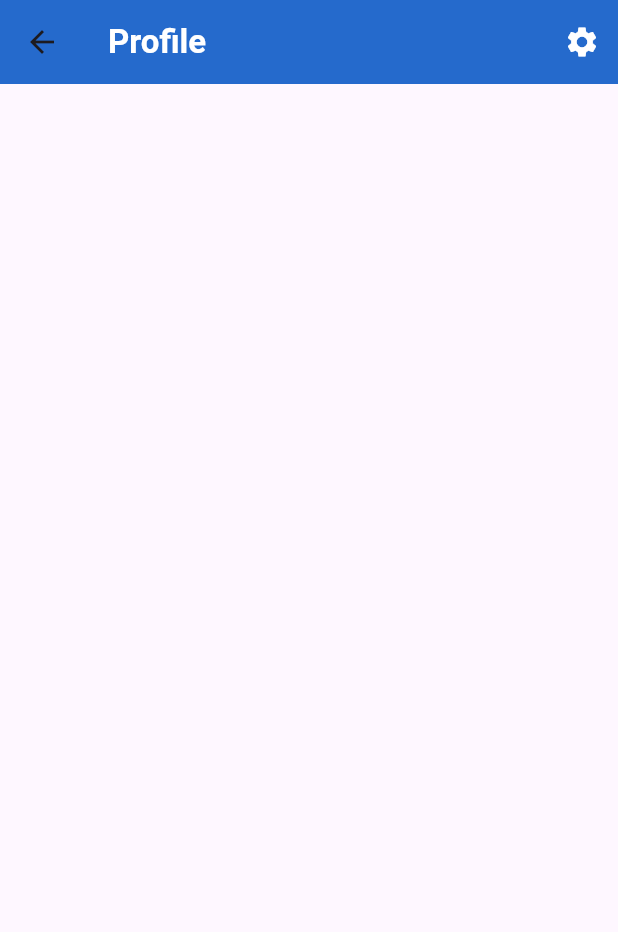
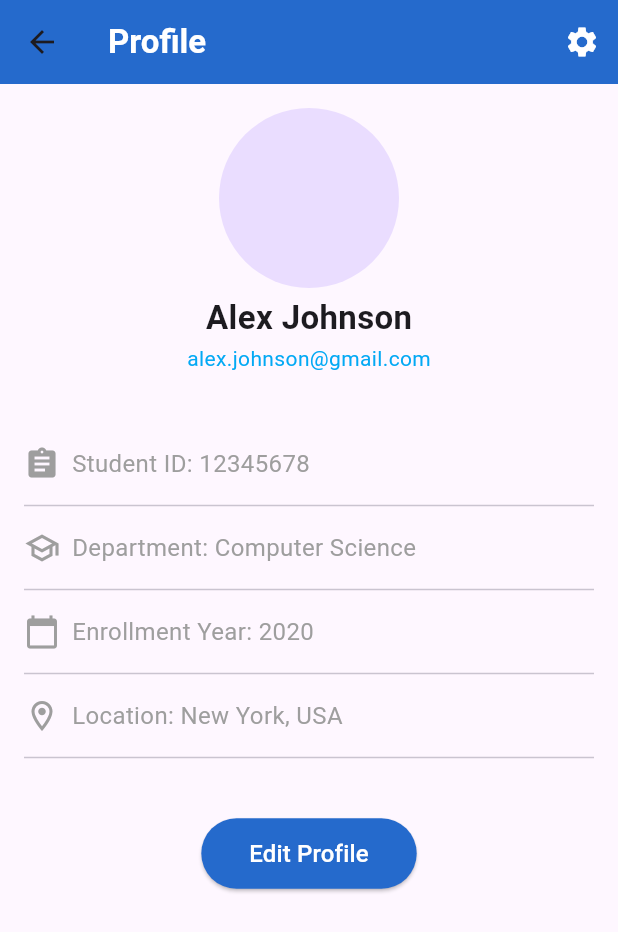
Before and after one commit to ahishakiyeyv/PlannApp, a Flutter app: the ProfileScreen screen opened directly, on a phone screen of 412 x 824 dp. Shown: the top 932 px of the screen. Run offline on Flutter 3.47's test engine with Material 3 defaults, Android fonts, the phone set to English and light mode, and no system bars.

Commit message:
profile screen designed

```diff
--- a/lib/features/profile/profile_screen.dart
+++ b/lib/features/profile/profile_screen.dart
@@ -13,6 +13,68 @@ class ProfileScreen extends StatelessWidget {
           IconButton(onPressed: (){print('clicked on settings');}, icon: Icon(Icons.settings), color: Colors.white,),
         ],
       ),
+      body: Container(
+        alignment: Alignment.center,
+        child: Padding(
+          padding: const EdgeInsets.all(16.0),
+          child: Column(
+            children: [
+              CircleAvatar(
+                radius: 60,
+                //backgroundImage: NetworkImage('https://example.com/profile_picture.jpg'),
+              ),
+              SizedBox(height: 4.0),
+              Text('Alex Johnson', style: TextStyle(fontSize: 22.0, fontWeight: FontWeight.w600),),
+              SizedBox(height: 2.0),
+              Text('alex.johnson@gmail.com', style: TextStyle(color: Colors.lightBlue)),
+              SizedBox(height: 48.0),
+              Row(
+                children: [
+                  Icon( Icons.assignment, color: Colors.grey),
+                  SizedBox(width: 8.0),
+                  Text('Student ID: 12345678', style: TextStyle(fontSize: 16.0, color: Colors.grey),),
+                ],
+              ),
+              Divider(height: 32.0, thickness: 1.0),
+              Row(
+                children: [
+                  Icon( Icons.school_outlined, color: Colors.grey),
+                  SizedBox(width: 8.0),
+                  Text('Department: Computer Science', style: TextStyle(fontSize: 16.0, color: Colors.grey),),
+                ],
+              ),
+              Divider(height: 32.0, thickness: 1.0),
+              Row(
+                children: [
+                  Icon( Icons.calendar_today, color: Colors.grey),
+                  SizedBox(width: 8.0),
+                  Text('Enrollment Year: 2020', style: TextStyle(fontSize: 16.0, color: Colors.grey),),
+                ],
+              ),
+              Divider(height: 32.0, thickness: 1.0),
+              Row(
+                children: [
+                  Icon( Icons.location_on_outlined, color: Colors.grey),
+                  SizedBox(width: 8.0),
+                  Text('Location: New York, USA', style: TextStyle(fontSize: 16.0, color: Colors.grey),),
+                ],
+              ),
+              Divider(height: 32.0, thickness: 1.0),
+              SizedBox(height: 24.0),
+              ElevatedButton(
+                onPressed: (){print('clicked on edit profile');},
+                style: ElevatedButton.styleFrom(
+                  backgroundColor: Color(0xFF256acc),
+                  padding: EdgeInsets.symmetric(horizontal: 32.0, vertical: 12.0),
+                ),
+                child: Text('Edit Profile', style: TextStyle(fontSize: 16.0, color: Colors.white),),
+              ),
+            ],
+
+          ),
+        ),
+      ),
+
     );
   }
 }
--- a/pubspec.yaml
+++ b/pubspec.yaml
@@ -58,9 +58,8 @@ flutter:
   uses-material-design: true
 
   # To add assets to your application, add an assets section, like this:
-  # assets:
-  #   - images/a_dot_burr.jpeg
-  #   - images/a_dot_ham.jpeg
+   assets:
+     - assets/images/
 
   # An image asset can refer to one or more resolution-specific "variants", see
   # https://flutter.dev/to/resolution-aware-images
```
Also changed, not shown: assets/images/avatar.png (added).
